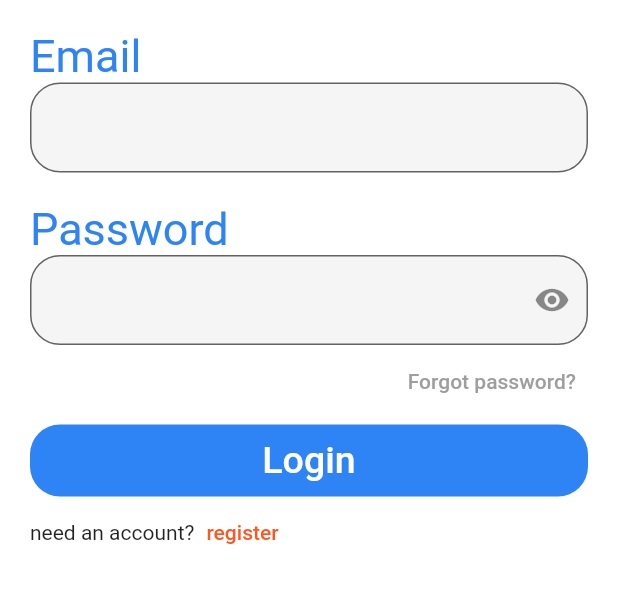
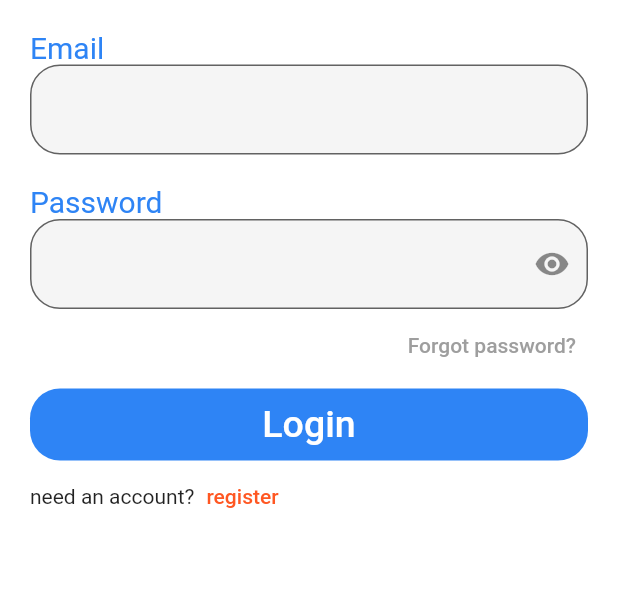
Before and after one commit to Khaatora/Final__Project, a Flutter app: the screen it shows after launch, after a tap on "start", on a phone screen of 412 x 824 dp, the part 300-903 px from its top. Run offline on Flutter 3.47's test engine with Material 2 defaults, Android fonts, the phone set to English and light mode, and no system bars; our stand-ins replace bloc, cloud_firestore, dropdown_button2, file_picker, firebase_auth, firebase_core and 5 more; missing offline and left inert: animated_button_bar, cloud_firestore_web, firebase_core_web, hexagon, polygon_clipper; accounts and stored records are empty.

Commit message:
change login screen

```diff
--- a/lib/modules/login_screen/login.dart
+++ b/lib/modules/login_screen/login.dart
@@ -92,7 +92,7 @@ class _LoginState extends State<Login> {
                   'Email',
                   maxLines: 1,
                   style: TextStyle(
-                    fontSize: 30,
+                    fontSize: 20,
                     color: HexColor('#2e84f5'),
                   ),
                 ),
@@ -115,7 +115,7 @@ class _LoginState extends State<Login> {
                   'Password',
                   maxLines: 1,
                   style: TextStyle(
-                    fontSize: 30,
+                    fontSize: 20,
                     color: HexColor('#2e84f5'),
                   ),
                 ),
```
